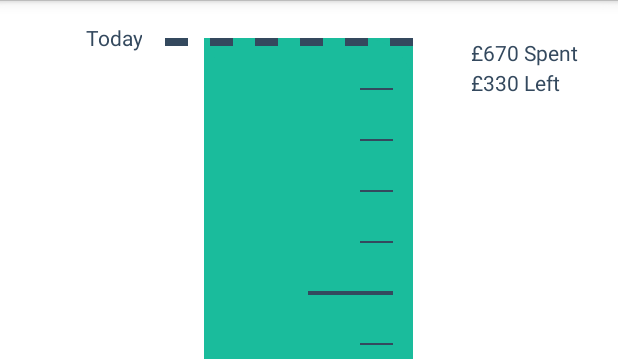
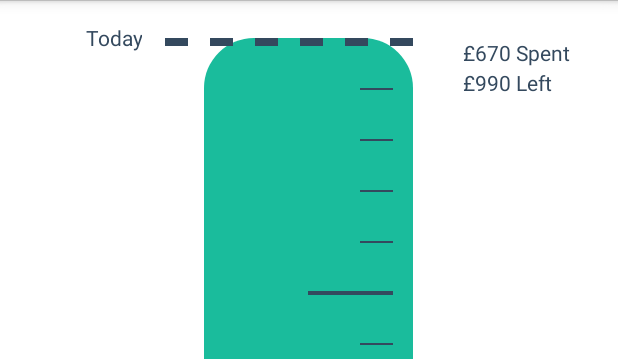
Before and after one commit to jonfinerty/Liquid, an Android app: the layout fragment_budget.xml on its own in the app's theme, with its tools: preview values and no code run, on a phone screen of 412 x 824 dp, the part 72-431 px from its top. Run offline under Robolectric (Android 15) with nearby library versions, the phone set to English and light mode, and no system bars.

Commit message:
Fix budget tank corners

```diff
--- a/app/src/main/java/com/jonathanfinerty/liquidity/presentation/views/BudgetTankView.java
+++ b/app/src/main/java/com/jonathanfinerty/liquidity/presentation/views/BudgetTankView.java
@@ -2,10 +2,13 @@ package com.jonathanfinerty.liquidity.presentation.views;
 
 import android.content.Context;
 import android.content.res.TypedArray;
+import android.graphics.Bitmap;
 import android.graphics.Canvas;
-import android.graphics.Color;
 import android.graphics.DashPathEffect;
 import android.graphics.Paint;
+import android.graphics.PorterDuff;
+import android.graphics.PorterDuffXfermode;
+import android.graphics.Rect;
 import android.graphics.RectF;
 import android.util.AttributeSet;
 import android.view.View;
@@ -15,14 +18,17 @@ import com.jonathanfinerty.liquidity.R;
 public class BudgetTankView extends View {
 
 
+    private final int backgroundColor = getResources().getColor(R.color.white);
     private final int lineColor = getResources().getColor(R.color.blue_dark);
-    private final int backgroundColor = getResources().getColor(R.color.grey_disabled);
+    private final int tankBackgroundColor = getResources().getColor(R.color.grey_disabled);
     private final int fillColor = getResources().getColor(R.color.green);
 
+    private Paint backgroundPaint;
     private Paint tankBackgroundPaint;
     private Paint tankFillPaint;
 
-    private Paint tankPaint;
+    private Paint transparentPaint;
+
     private Paint tankThinLinePaint;
     private Paint tankThickLinePaint;
     private Paint dateLinePaint;
@@ -93,7 +99,6 @@ public class BudgetTankView extends View {
 
         float cornerRadius = 50;
 
-
         float viewWidth = getWidth();
         float tankHeight = getHeight();
 
@@ -102,9 +107,21 @@ public class BudgetTankView extends View {
 
         float tankFillYStart = (spentPercent * tankHeight ) / 100f;
 
-        canvas.drawRoundRect(new RectF(tankLeft, 0, tankRight, tankHeight), cornerRadius, cornerRadius, tankBackgroundPaint);
-        canvas.drawRect(new RectF(tankLeft, tankFillYStart, tankRight, (tankHeight - cornerRadius) ), tankFillPaint);
-        canvas.drawRoundRect(new RectF(tankLeft, tankFillYStart, tankRight, tankHeight), cornerRadius, cornerRadius, tankFillPaint);
+        // draw tank background
+        canvas.drawRect(new RectF(tankLeft, 0, tankRight, tankHeight), tankBackgroundPaint);
+
+        // draw green fill
+        canvas.drawRect(new RectF(tankLeft, tankFillYStart, tankRight, tankHeight), tankFillPaint);
+
+        // draw white overlap
+        Bitmap tankMaskBitmap = Bitmap.createBitmap(getWidth(), getHeight(), Bitmap.Config.ARGB_8888);
+        Canvas tankMaskCanvas = new Canvas(tankMaskBitmap);
+        tankMaskCanvas.drawRect(new RectF(0, 0, getWidth(), getHeight()), backgroundPaint);
+        // erase rounded rectangle over tank
+        tankMaskCanvas.drawRoundRect(new RectF(tankLeft, 0, tankRight, tankHeight), cornerRadius, cornerRadius, transparentPaint);
+
+        // apply mask to original canvas
+        canvas.drawBitmap(tankMaskBitmap, new Rect(0, 0, tankMaskBitmap.getWidth(), tankMaskBitmap.getHeight()), new Rect(0, 0, getWidth(), getHeight()), null);
     }
 
     private void drawTank(Canvas canvas) {
@@ -151,18 +168,19 @@ public class BudgetTankView extends View {
 
     private void setupPaint() {
 
+        backgroundPaint = new Paint();
+        backgroundPaint.setColor(backgroundColor);
+
         tankBackgroundPaint = new Paint();
-        tankBackgroundPaint.setColor(backgroundColor);
+        tankBackgroundPaint.setColor(tankBackgroundColor);
 
         tankFillPaint = new Paint();
         tankFillPaint.setColor(fillColor);
         tankFillPaint.setAntiAlias(true);
 
-        tankPaint = new Paint();
-        tankPaint.setColor(Color.WHITE);
-        tankPaint.setAntiAlias(true);
-        tankPaint.setStrokeWidth(6);
-        tankPaint.setStyle(Paint.Style.STROKE);
+        transparentPaint = new Paint();
+        transparentPaint.setAlpha(255);
+        transparentPaint.setXfermode(new PorterDuffXfermode(PorterDuff.Mode.CLEAR));
 
         tankThinLinePaint = new Paint();
         tankThinLinePaint.setColor(lineColor);
--- a/app/src/main/res/layout/fragment_budget.xml
+++ b/app/src/main/res/layout/fragment_budget.xml
@@ -35,7 +35,6 @@
         android:layout_height="match_parent"
         android:layout_weight="1"
         android:orientation="vertical"
-        android:paddingLeft="5dp"
         android:layout_marginTop="25dp"
         android:layout_marginBottom="25dp">
 
@@ -46,7 +45,7 @@
             android:text="£670 Spent"
             android:textColor="@color/blue_dark"
             android:height="20dp"
-            android:gravity="center"/>
+            android:gravity="center_vertical"/>
 
         <TextView
             android:id="@+id/textview_left"
@@ -54,8 +53,8 @@
             android:layout_width="wrap_content"
             android:height="20dp"
             android:textColor="@color/blue_dark"
-            android:text="£330 Left"
-            android:gravity="center" />
+            android:text="£990 Left"
+            android:gravity="center_vertical" />
 
     </LinearLayout>
 
```
